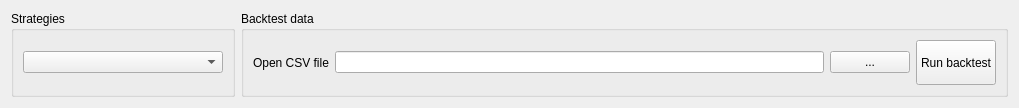
Qt form ui/strategyTester.ui (Skinok/backtrader-pyqt-ui) before a commit.
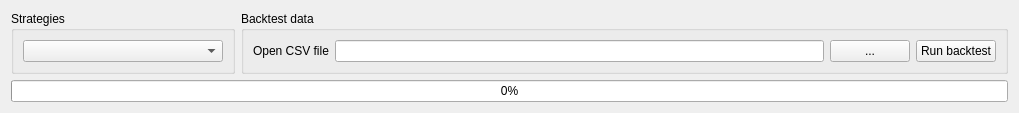
The same form after that commit.

Commit message: Progress bar is working

```diff
--- a/ui/strategyTester.ui
+++ b/ui/strategyTester.ui
@@ -78,6 +78,13 @@
      </layout>
     </widget>
    </item>
+   <item row="1" column="0" colspan="2">
+    <widget class="QProgressBar" name="runningStratPB">
+     <property name="value">
+      <number>0</number>
+     </property>
+    </widget>
+   </item>
   </layout>
  </widget>
  <resources/>
```
The commit also changes 5 other files.
